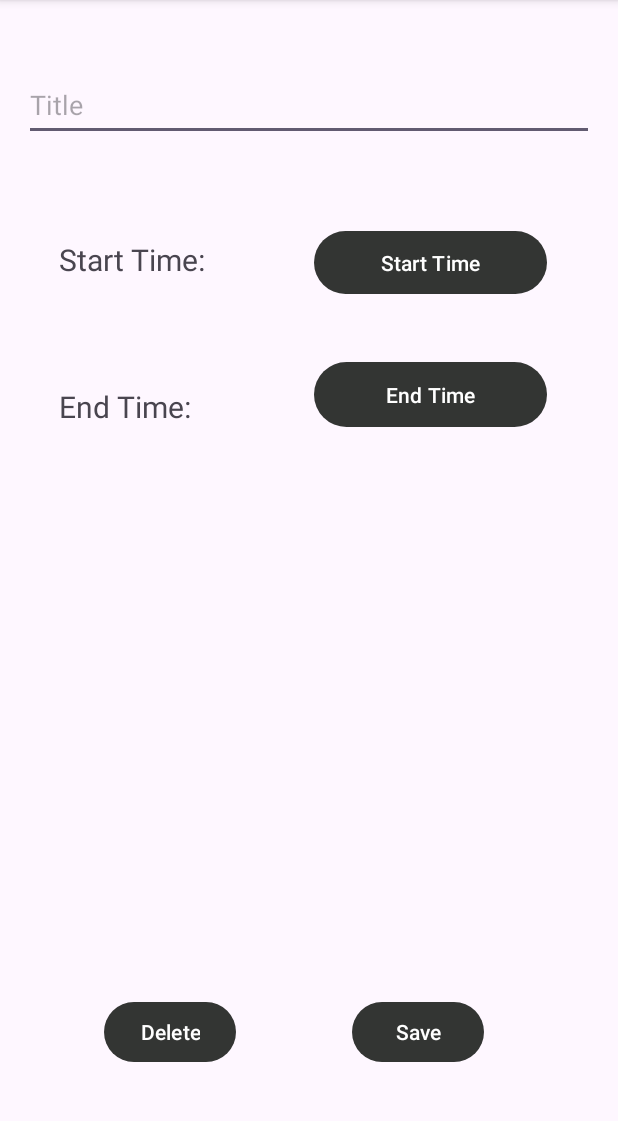
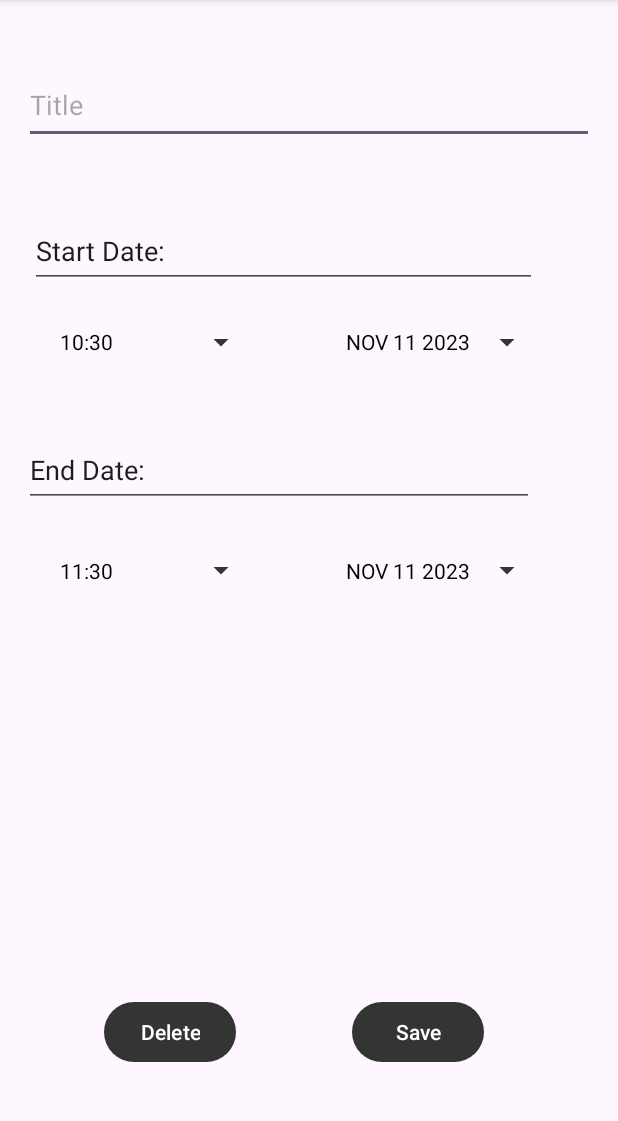
Before and after one commit to cadeheinberg/CS_407_Mobile_App, an Android app: the AddEditTaskActivity screen opened directly, with no data from a screen before it, on a phone screen of 412 x 824 dp, the part 96-1217 px from its top. Run offline under Robolectric (Android 15) with nearby library versions, the phone set to English and light mode, and no system bars.

Commit message:
adding time selectors

```diff
--- a/app/src/main/java/com/cs407/SnapTask/AddEditTaskActivity.java
+++ b/app/src/main/java/com/cs407/SnapTask/AddEditTaskActivity.java
@@ -3,6 +3,7 @@ package com.cs407.SnapTask;
 import androidx.appcompat.app.AppCompatActivity;
 
 import android.app.AlertDialog;
+import android.app.DatePickerDialog;
 import android.app.TimePickerDialog;
 import android.content.Context;
 import android.content.Intent;
@@ -11,6 +12,7 @@ import android.os.Bundle;
 import android.util.Log;
 import android.view.View;
 import android.widget.Button;
+import android.widget.DatePicker;
 import android.widget.EditText;
 import android.widget.TimePicker;
 import android.widget.Toast;
@@ -21,6 +23,7 @@ import com.cs407.SnapTask.TasksRecyclerView.TaskObject;
 
 import java.text.DateFormat;
 import java.text.SimpleDateFormat;
+import java.util.Calendar;
 import java.util.Date;
 import java.util.Locale;
 
@@ -28,6 +31,10 @@ public class AddEditTaskActivity extends AppCompatActivity {
 
     Button startTimeButton, endTimeButton;
     int startHour, startMinute, endHour, endMinute = -1;
+
+    private DatePickerDialog startDatePickerDialog, endDatePickerDialog;
+    private Button startDateButton, endDateButton;
+    private Date startDateChosen, endDateChosen = new Date();
 
     @Override
     protected void onCreate(Bundle savedInstanceState) {
@@ -37,6 +44,12 @@ public class AddEditTaskActivity extends AppCompatActivity {
 
         startTimeButton = findViewById(R.id.buttonSetTimeStart);
         endTimeButton = findViewById(R.id.buttonSetTimeEnd);
+        startDateChosen = new Date();
+
+        startDateButton = findViewById(R.id.buttonSetDateStart);
+        endDateButton = findViewById(R.id.buttonSetDateEnd);
+        endDateChosen = new Date();
+        initDatePickers();
 
         String foundUsername = getSharedPreferences("SnapTask", Context.MODE_PRIVATE).getString("username", "");
         Intent intent = getIntent();
@@ -56,27 +69,21 @@ public class AddEditTaskActivity extends AppCompatActivity {
                     // String startStrDate = dateFormat.format(new Date());
                     // endDate.setTime(new Date().getTime() + 3600000);
                     // String endStrDate = dateFormat.format(endDate); // remove notnull tag from parameter if used
-                    Date startDate = new Date();
                     if(startHour == -1 || startMinute == -1){
                         Toast.makeText(AddEditTaskActivity.this, "Select A Start Time", Toast.LENGTH_SHORT).show();
                         return;
                     }
-                    startDate.setHours(startHour);
-                    startDate.setMinutes(startMinute);
-                    Date endDate = new Date();
                     if(endHour == -1 || endMinute == -1){
                         Toast.makeText(AddEditTaskActivity.this, "Select A Start Time", Toast.LENGTH_SHORT).show();
                         return;
                     }
-                    endDate.setHours(endHour);
-                    endDate.setMinutes(endMinute);
                     String locationName = "Starbucks";
                     String locationAddress = "54312 Main St Chicago Illinois";
                     String title = editTextTaskContent.getText().toString();
                     String description = "No description yet";
                     TaskObject newTask = TaskManager.addTask(false, // creates task, adds it to manager, and returns it
                             foundUsername,
-                            startDate, endDate,
+                            startDateChosen, endDateChosen,
                             locationName,
                             locationAddress,
                             title,
@@ -123,6 +130,94 @@ public class AddEditTaskActivity extends AppCompatActivity {
         });
     }
 
+    private void setTodaysDateInPickers() {
+        startDateButton.setText(makeDateString(startDateChosen.getDate(), startDateChosen.getMonth(), startDateChosen.getYear()));
+        endDateButton.setText(makeDateString(endDateChosen.getDate(), endDateChosen.getMonth(), endDateChosen.getYear()));
+        startTimeButton.setText(String.format(Locale.getDefault(), "%02d:%02d", startDateChosen.getHours(), endDateChosen.getMinutes()));
+        endTimeButton.setText(String.format(Locale.getDefault(), "%02d:%02d", endDateChosen.getHours() + 1, endDateChosen.getMinutes()));
+    }
+
+    private void initDatePickers() {
+        int style = AlertDialog.THEME_HOLO_DARK;
+
+        DatePickerDialog.OnDateSetListener startDateSetListener = new DatePickerDialog.OnDateSetListener() {
+            @Override
+            public void onDateSet(DatePicker view, int year, int month, int day) {
+                month = month + 1;
+                String date = makeDateString(day, month, year);
+                startDateButton.setText(date);
+                startDateChosen.setDate(day);
+                startDateChosen.setMonth(month);
+                startDateChosen.setYear(year);
+            }
+        };
+        Calendar startCal = Calendar.getInstance();
+        int startYear = startCal.get(Calendar.YEAR);
+        int startMonth = startCal.get(Calendar.MONTH);
+        int startDay = startCal.get(Calendar.DAY_OF_MONTH);
+        startDateChosen.setDate(startDay);
+        startDateChosen.setMonth(startMonth);
+        startDateChosen.setYear(startYear);
+        startDatePickerDialog = new DatePickerDialog(this, style, startDateSetListener, startYear, startMonth, startDay);
+
+        DatePickerDialog.OnDateSetListener endDateSetListener = new DatePickerDialog.OnDateSetListener() {
+            @Override
+            public void onDateSet(DatePicker view, int year, int month, int day) {
+                month = month + 1;
+                String date = makeDateString(day, month, year);
+                endDateButton.setText(date);
+                endDateChosen.setDate(day);
+                endDateChosen.setMonth(month);
+                endDateChosen.setYear(year);
+            }
+        };
+        Calendar endCal = Calendar.getInstance();
+        int endYear = endCal.get(Calendar.YEAR);
+        int endMonth = endCal.get(Calendar.MONTH);
+        int endDay = endCal.get(Calendar.DAY_OF_MONTH);
+        endDateChosen.setDate(endDay);
+        endDateChosen.setMonth(endMonth);
+        endDateChosen.setYear(endYear);
+        endDatePickerDialog = new DatePickerDialog(this, style, endDateSetListener, endYear, endMonth, endDay);
+
+        setTodaysDateInPickers();
+    }
+
+    private String makeDateString(int day, int month, int year) {
+        return getMonthFormat(month) + " " + day + " " + year;
+    }
+
+    private String getMonthFormat(int month)
+    {
+        if(month == 1)
+            return "JAN";
+        if(month == 2)
+            return "FEB";
+        if(month == 3)
+            return "MAR";
+        if(month == 4)
+            return "APR";
+        if(month == 5)
+            return "MAY";
+        if(month == 6)
+            return "JUN";
+        if(month == 7)
+            return "JUL";
+        if(month == 8)
+            return "AUG";
+        if(month == 9)
+            return "SEP";
+        if(month == 10)
+            return "OCT";
+        if(month == 11)
+            return "NOV";
+        if(month == 12)
+            return "DEC";
+
+        //default should never happen
+        return "JAN";
+    }
+
     private void goToTasksActivity() {
         Intent intent = new Intent(this, TasksActivity.class);
         startActivity(intent);
@@ -135,6 +230,8 @@ public class AddEditTaskActivity extends AppCompatActivity {
                 startHour = hourOfDay;
                 startMinute = minute;
                 startTimeButton.setText(String.format(Locale.getDefault(), "%02d:%02d", startHour, startMinute));
+                startDateChosen.setHours(startHour);
+                startDateChosen.setMinutes(startMinute);
             }
         };
         int style = AlertDialog.THEME_HOLO_DARK;
@@ -150,6 +247,8 @@ public class AddEditTaskActivity extends AppCompatActivity {
                 endHour = hourOfDay;
                 endMinute = minute;
                 endTimeButton.setText(String.format(Locale.getDefault(), "%02d:%02d", endHour, endMinute));
+                endDateChosen.setHours(endHour);
+                endDateChosen.setMinutes(endMinute);
             }
         };
         int style = AlertDialog.THEME_HOLO_DARK;
@@ -157,4 +256,12 @@ public class AddEditTaskActivity extends AppCompatActivity {
         TimePickerDialog timePickerDialog = new TimePickerDialog(this, style, onTimeSetListener, endHour, endMinute, true);
         timePickerDialog.show();
     }
+
+    public void popStartDatePicker(View view) {
+        startDatePickerDialog.show();
+    }
+
+    public void popEndDatePicker(View view){
+        endDatePickerDialog.show();
+    }
 }
--- a/app/src/main/res/layout/activity_add_edit_task.xml
+++ b/app/src/main/res/layout/activity_add_edit_task.xml
@@ -13,12 +13,12 @@
         android:layout_marginStart="16dp"
         android:layout_marginTop="47dp"
         android:layout_marginEnd="16dp"
-        android:layout_marginBottom="65dp"
+        android:layout_marginBottom="47dp"
         android:ems="10"
         android:gravity="start|top"
         android:hint="Title"
         android:inputType="text"
-        app:layout_constraintBottom_toTopOf="@+id/headerStartTime"
+        app:layout_constraintBottom_toTopOf="@+id/headerStartDate"
         app:layout_constraintEnd_toEndOf="parent"
         app:layout_constraintStart_toStartOf="parent"
         app:layout_constraintTop_toTopOf="parent" />
@@ -33,7 +33,7 @@
         app:layout_constraintBottom_toBottomOf="parent"
         app:layout_constraintEnd_toEndOf="parent"
         app:layout_constraintStart_toEndOf="@+id/buttonDeleteTask"
-        app:layout_constraintTop_toBottomOf="@+id/headerEndTime" />
+        app:layout_constraintTop_toBottomOf="@+id/buttonSetTimeEnd" />
 
     <Button
         android:id="@+id/buttonDeleteTask"
@@ -48,54 +48,94 @@
 
     <Button
         android:id="@+id/buttonSetTimeStart"
+        style="?android:spinnerStyle"
         android:layout_width="0dp"
-        android:layout_height="50dp"
-        android:layout_marginEnd="47dp"
+        android:layout_height="0dp"
+        android:layout_marginStart="16dp"
+        android:layout_marginEnd="35dp"
+        android:layout_marginBottom="37dp"
         android:onClick="popStartTimePicker"
-        android:text="Start Time"
-        app:layout_constraintBaseline_toBaselineOf="@+id/headerStartTime"
-        app:layout_constraintEnd_toEndOf="parent"
-        app:layout_constraintStart_toEndOf="@+id/headerStartTime" />
+        android:text="1:45"
+        android:textColor="@color/black"
+        app:layout_constraintBottom_toTopOf="@+id/headerEndDate"
+        app:layout_constraintEnd_toStartOf="@+id/buttonSetDateStart"
+        app:layout_constraintStart_toStartOf="parent"
+        app:layout_constraintTop_toBottomOf="@+id/headerStartDate" />
 
     <Button
         android:id="@+id/buttonSetTimeEnd"
-        android:layout_width="0dp"
-        android:layout_height="51dp"
-        android:layout_marginTop="37dp"
-        android:layout_marginEnd="47dp"
-        android:onClick="popEndTimePicker"
-        android:text="End Time"
-        app:layout_constraintEnd_toEndOf="parent"
-        app:layout_constraintStart_toEndOf="@+id/headerEndTime"
-        app:layout_constraintTop_toBottomOf="@+id/buttonSetTimeStart" />
-
-    <TextView
-        android:id="@+id/headerStartTime"
+        style="?android:spinnerStyle"
         android:layout_width="0dp"
         android:layout_height="0dp"
-        android:layout_marginStart="39dp"
-        android:layout_marginEnd="14dp"
-        android:layout_marginBottom="52dp"
-        android:text="Start Time:"
-        android:textSize="20dp"
-        app:layout_constraintBottom_toTopOf="@+id/headerEndTime"
-        app:layout_constraintEnd_toStartOf="@+id/buttonSetTimeStart"
+        android:layout_marginStart="16dp"
+        android:layout_marginEnd="35dp"
+        android:layout_marginBottom="259dp"
+        android:onClick="popEndTimePicker"
+        android:text="2:45"
+        android:textColor="@color/black"
+        app:layout_constraintBottom_toTopOf="@+id/buttonSaveTask"
+        app:layout_constraintEnd_toStartOf="@+id/buttonSetDateEnd"
         app:layout_constraintStart_toStartOf="parent"
+        app:layout_constraintTop_toBottomOf="@+id/headerEndDate" />
+
+    <Button
+        android:id="@+id/buttonSetDateStart"
+        style="?android:spinnerStyle"
+        android:layout_width="0dp"
+        android:layout_height="0dp"
+        android:layout_marginTop="3dp"
+        android:layout_marginEnd="50dp"
+        android:layout_marginBottom="3dp"
+        android:onClick="popStartDatePicker"
+        android:text="JAN 01 2020"
+        android:textColor="@color/black"
+        app:layout_constraintBottom_toBottomOf="@+id/buttonSetTimeStart"
+        app:layout_constraintEnd_toEndOf="parent"
+        app:layout_constraintStart_toEndOf="@+id/buttonSetTimeStart"
+        app:layout_constraintTop_toTopOf="@+id/buttonSetTimeStart" />
+
+    <Button
+        android:id="@+id/buttonSetDateEnd"
+        style="?android:spinnerStyle"
+        android:layout_width="0dp"
+        android:layout_height="0dp"
+        android:layout_marginEnd="50dp"
+        android:onClick="popEndDatePicker"
+        android:text="JAN 01 2020"
+        android:textColor="@color/black"
+        app:layout_constraintBottom_toBottomOf="@+id/buttonSetTimeEnd"
+        app:layout_constraintEnd_toEndOf="parent"
+        app:layout_constraintStart_toEndOf="@+id/buttonSetTimeEnd"
+        app:layout_constraintTop_toTopOf="@+id/buttonSetTimeEnd" />
+
+    <EditText
+        android:id="@+id/headerStartDate"
+        android:layout_width="0dp"
+        android:layout_height="0dp"
+        android:layout_marginStart="4dp"
+        android:layout_marginEnd="4dp"
+        android:layout_marginBottom="12dp"
+        android:ems="10"
+        android:inputType="text"
+        android:text="Start Date:"
+        app:layout_constraintBottom_toTopOf="@+id/buttonSetTimeStart"
+        app:layout_constraintEnd_toEndOf="@+id/buttonSetDateStart"
+        app:layout_constraintStart_toStartOf="@+id/buttonSetTimeStart"
         app:layout_constraintTop_toBottomOf="@+id/editTextTaskInput" />
 
-    <TextView
-        android:id="@+id/headerEndTime"
+    <EditText
+        android:id="@+id/headerEndDate"
         android:layout_width="0dp"
         android:layout_height="0dp"
-        android:layout_marginStart="39dp"
-        android:layout_marginEnd="14dp"
-        android:layout_marginBottom="360dp"
-        android:text="End Time:"
-        android:textSize="20dp"
-        app:layout_constraintBottom_toTopOf="@+id/buttonSaveTask"
-        app:layout_constraintEnd_toStartOf="@+id/buttonSetTimeEnd"
-        app:layout_constraintStart_toStartOf="parent"
-        app:layout_constraintTop_toBottomOf="@+id/headerStartTime" />
+        android:layout_marginEnd="6dp"
+        android:layout_marginBottom="18dp"
+        android:ems="10"
+        android:inputType="text"
+        android:text="End Date:"
+        app:layout_constraintBottom_toTopOf="@+id/buttonSetTimeEnd"
+        app:layout_constraintEnd_toEndOf="@+id/buttonSetDateEnd"
+        app:layout_constraintStart_toStartOf="@+id/buttonSetTimeEnd"
+        app:layout_constraintTop_toBottomOf="@+id/buttonSetTimeStart" />
 
 
 </androidx.constraintlayout.widget.ConstraintLayout>
```
